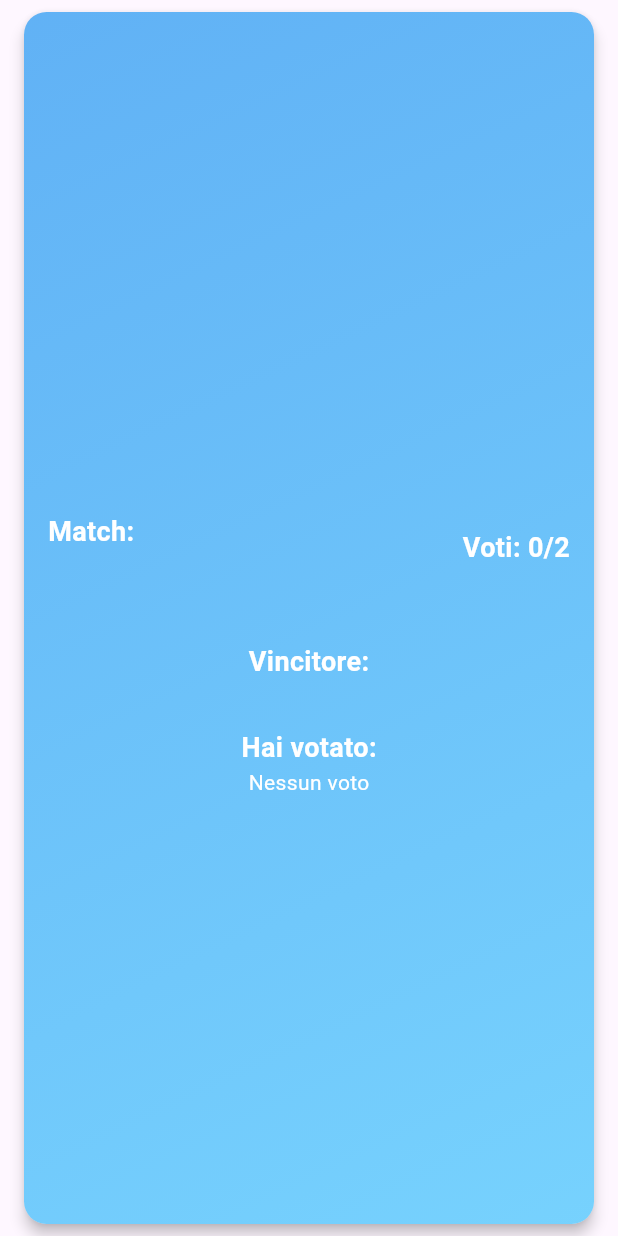
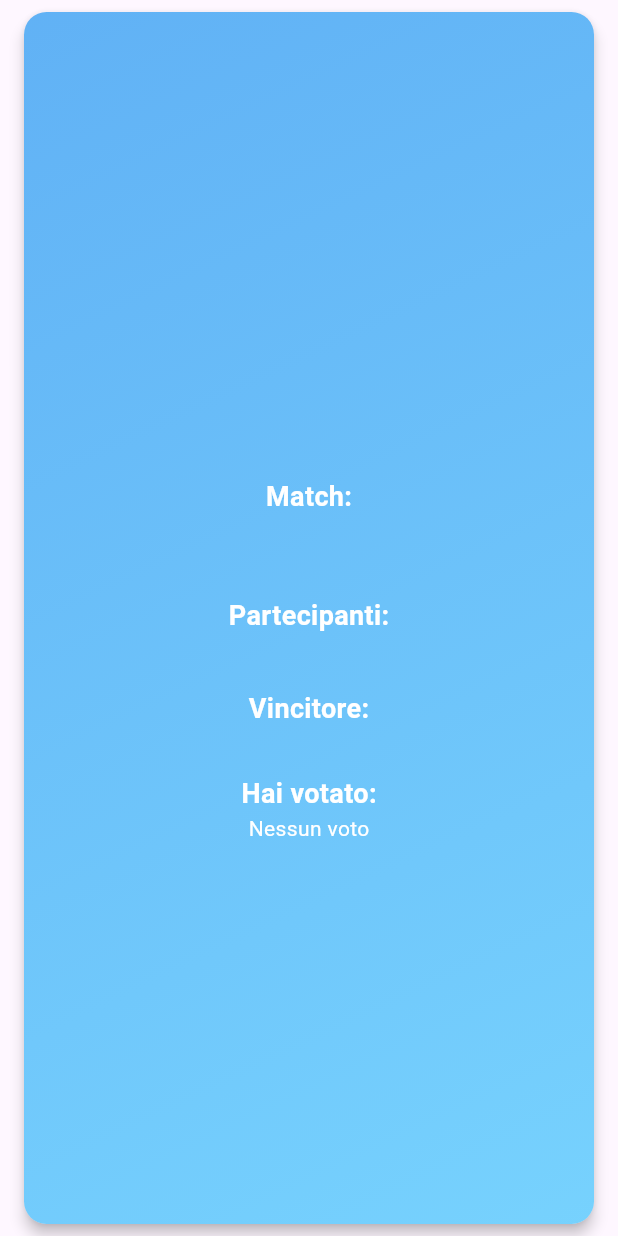
Before and after one commit to morenoboasso/wwe-sus, a Flutter app: the MatchCardItem widget shown alone on an empty page, opened directly with empty values, on a phone screen of 412 x 824 dp. Run offline on Flutter 3.47's test engine with Material 3 defaults, Android fonts, the phone set to English and light mode, and no system bars; drawn by our look-alikes of auto_size_text; our stand-ins replace cloud_firestore, firebase_core, get, get_storage, vibration; accounts and stored records are empty.

Commit message:
vairous fixes

```diff
--- a/lib/widgets/match_card_info/match_info_row.dart
+++ b/lib/widgets/match_card_info/match_info_row.dart
@@ -1,45 +1,73 @@
 import 'package:flutter/material.dart';
+import 'package:auto_size_text/auto_size_text.dart'; // Aggiungi questa importazione
 import '../../style/text_style.dart';
 
 class MatchInfoRow extends StatelessWidget {
   final String title;
   final String type;
-  final int? voteCount;
 
   const MatchInfoRow({
     required this.title,
     required this.type,
-    required this.voteCount,
     super.key,
   });
 
   @override
   Widget build(BuildContext context) {
-    return Row(
-      mainAxisAlignment: MainAxisAlignment.spaceBetween,
+    bool isTitleEmpty = title.isEmpty;
+
+    return Padding(
+      padding: const EdgeInsets.symmetric(vertical: 8.0),
+      child: Row(
+        mainAxisAlignment: isTitleEmpty ? MainAxisAlignment.center : MainAxisAlignment.spaceBetween,
         children: [
-        Column(
+          if (!isTitleEmpty)
+            Expanded(
+              child: Column(
                 crossAxisAlignment: CrossAxisAlignment.center,
                 children: [
-            Text('Match:', style: MemoText.secondRowMatchInfo),
-            Text(type, style: MemoText.thirdRowMatchInfo),
+                  AutoSizeText(
+                    'Titolo:',
+                    style: MemoText.secondRowMatchInfo.copyWith(color: Colors.white),
+                    minFontSize: 14,
+                    maxLines: 1,
+                    overflow: TextOverflow.ellipsis,
+                  ),
+                  SizedBox(height: 4.0),
+                  AutoSizeText(
+                    title,
+                    style: MemoText.thirdRowMatchInfo,
+                    minFontSize: 14,
+                    maxLines: 1,
+                    overflow: TextOverflow.ellipsis,
+                  ),
                 ],
               ),
-        if (title.isNotEmpty)
-          Column(
+            ),
+          Expanded(
+            child: Column(
               crossAxisAlignment: CrossAxisAlignment.center,
               children: [
-              Text('Titolo in palio:', style: MemoText.secondRowMatchInfo.copyWith(color: Colors.white)),
-              Text(title, style: MemoText.thirdRowMatchInfo),
+                AutoSizeText(
+                  'Match:',
+                  style: MemoText.secondRowMatchInfo,
+                  minFontSize: 14,
+                  maxLines: 1,
+                  overflow: TextOverflow.ellipsis,
+                ),
+                SizedBox(height: 4.0),
+                AutoSizeText(
+                  type,
+                  style: MemoText.thirdRowMatchInfo,
+                  minFontSize: 14,
+                  maxLines: 1,
+                  overflow: TextOverflow.ellipsis,
+                ),
               ],
             ),
-        Row(
-          children: [
-            Text('Voti: ', style: MemoText.secondRowMatchInfo),
-            Text('$voteCount/2', style: MemoText.secondRowMatchInfo),
+          ),
         ],
       ),
-      ],
     );
   }
 }
--- a/lib/widgets/match_card_info/wrestler_list.dart
+++ b/lib/widgets/match_card_info/wrestler_list.dart
@@ -12,7 +12,14 @@ class WrestlerList extends StatelessWidget {
 
   @override
   Widget build(BuildContext context) {
-    return Row(
+    return Column(
+      children: [
+        Text(
+          'Partecipanti:',
+          style: MemoText.secondRowMatchInfo,
+        ),
+        const SizedBox(height: 16),
+        Row(
           mainAxisAlignment: MainAxisAlignment.spaceEvenly,
           children: [
             Column(
@@ -30,6 +37,8 @@ class WrestlerList extends StatelessWidget {
                   .toList(),
             ),
           ],
+        ),
+      ],
     );
   }
 }
--- a/lib/widgets/match_card_item.dart
+++ b/lib/widgets/match_card_item.dart
@@ -114,7 +114,6 @@ class _MatchCardItemState extends State<MatchCardItem> {
               MatchInfoRow(
                 title: widget.title,
                 type: widget.type,
-                voteCount: voteCount,
               ),
               const SizedBox(height: 20.0),
               WrestlerList(wrestlers: widget.wrestlers),
```
Also changed, not shown: lib/widgets/match_card_info/winner_selection_dialog.dart (+34 -14 lines), 5 other files. Lines whose indentation alone changed are shown as unchanged.
